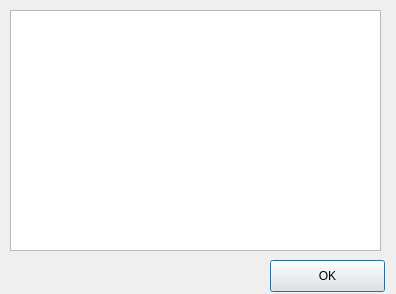
This is src/aboutdialog.ui in ricardoquesada/vchar64 as Qt 5 draws it before an edit. The edited form follows.
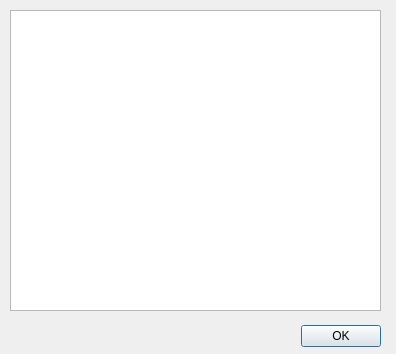
This is the edited form.

Commit message: automatic signal/slot for about button

```diff
--- a/src/aboutdialog.ui
+++ b/src/aboutdialog.ui
@@ -7,34 +7,59 @@
     <x>0</x>
     <y>0</y>
     <width>396</width>
-    <height>294</height>
+    <height>354</height>
    </rect>
   </property>
   <property name="windowTitle">
    <string>Dialog</string>
   </property>
-  <widget class="QPushButton" name="pushButton">
-   <property name="geometry">
-    <rect>
-     <x>270</x>
-     <y>260</y>
-     <width>115</width>
-     <height>32</height>
-    </rect>
-   </property>
-   <property name="text">
-    <string>OK</string>
-   </property>
-  </widget>
   <widget class="QTextBrowser" name="textBrowser">
    <property name="geometry">
     <rect>
      <x>10</x>
      <y>10</y>
      <width>371</width>
-     <height>241</height>
+     <height>301</height>
     </rect>
    </property>
+   <property name="frameShape">
+    <enum>QFrame::StyledPanel</enum>
+   </property>
+   <property name="openExternalLinks">
+    <bool>true</bool>
+   </property>
+  </widget>
+  <widget class="QWidget" name="horizontalLayoutWidget">
+   <property name="geometry">
+    <rect>
+     <x>10</x>
+     <y>320</y>
+     <width>371</width>
+     <height>32</height>
+    </rect>
+   </property>
+   <layout class="QHBoxLayout" name="horizontalLayout">
+    <item>
+     <spacer name="horizontalSpacer">
+      <property name="orientation">
+       <enum>Qt::Horizontal</enum>
+      </property>
+      <property name="sizeHint" stdset="0">
+       <size>
+        <width>40</width>
+        <height>20</height>
+       </size>
+      </property>
+     </spacer>
+    </item>
+    <item>
+     <widget class="QPushButton" name="pushButton">
+      <property name="text">
+       <string>OK</string>
+      </property>
+     </widget>
+    </item>
+   </layout>
   </widget>
  </widget>
  <resources/>
```
Left out of the diff: 21 changed lines with no effect on the pictures. The commit also changes 2 other files.
